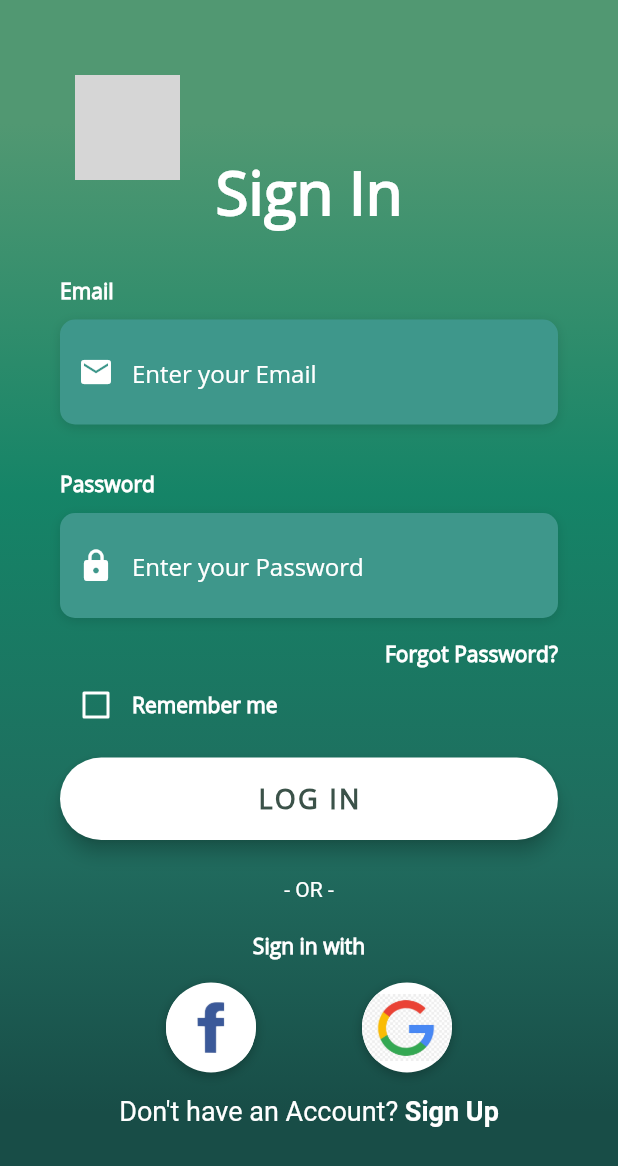
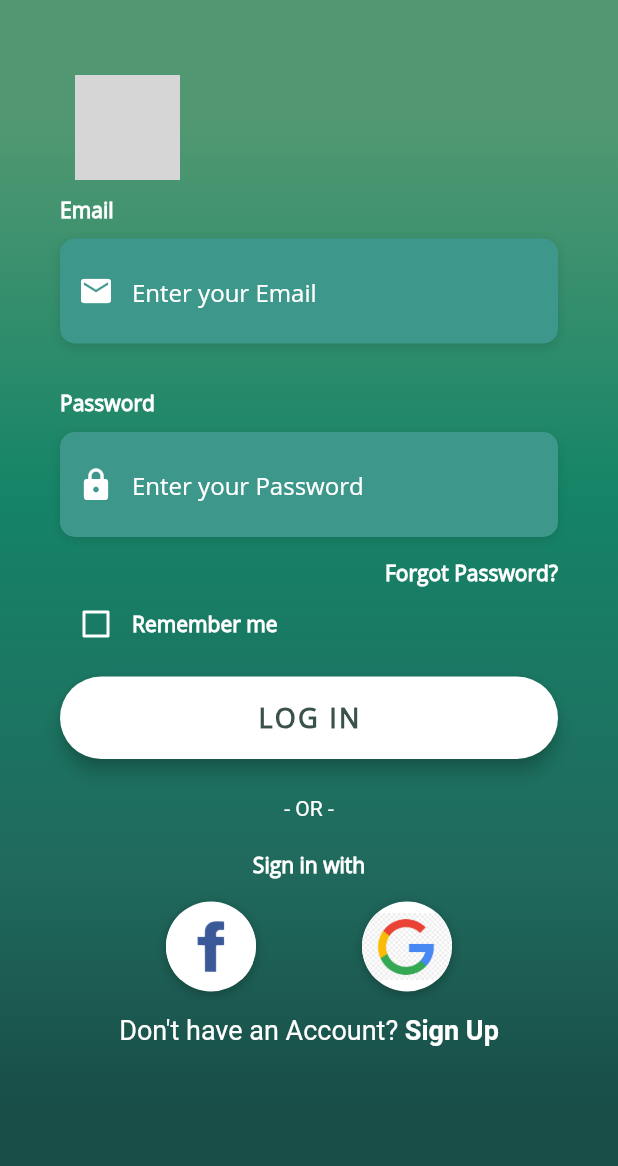
Before and after one commit to Sioomak/SoccerDays, a Flutter app: the screen it shows after launch, on a phone screen of 412 x 824 dp. Shown: the top 1166 px of the screen. Run offline on Flutter 3.47's test engine with Material 2 defaults, Android fonts, the phone set to English and light mode, and no system bars; grey boxes are pictures that could not be loaded.

Commit message:
initial alpha commit

```diff
--- a/lib/pages/login.dart
+++ b/lib/pages/login.dart
@@ -302,15 +302,6 @@ class _LoginScreenState extends State<LoginScreen> {
                   child: Column(
                     mainAxisAlignment: MainAxisAlignment.center,
                     children: <Widget>[
-                      Text(
-                        'Sign In',
-                        style: TextStyle(
-                          color: Colors.white,
-                          fontFamily: 'OpenSans',
-                          fontSize: 40.0,
-                          fontWeight: FontWeight.bold,
-                        ),
-                      ),
                       SizedBox(height: 30.0),
                       _buildEmailTF(),
                       SizedBox(
```
